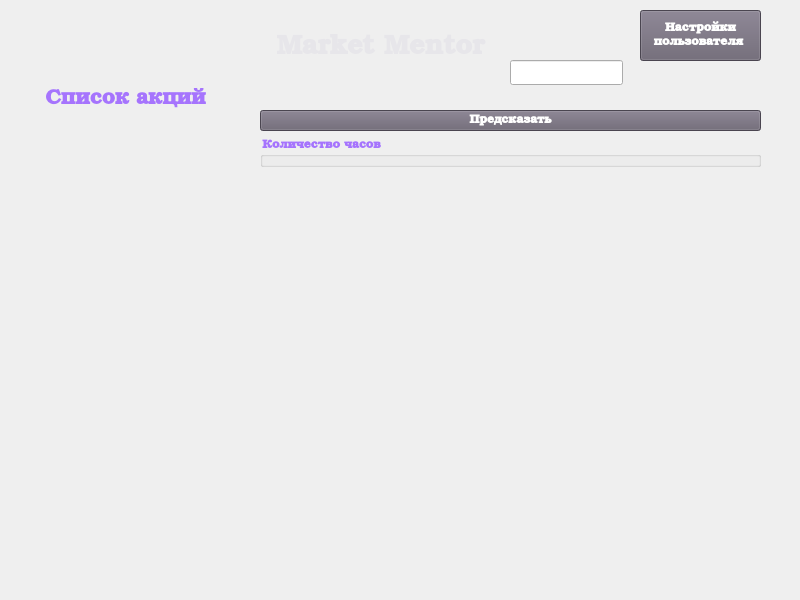
Before: the Qt Designer form gui/project/src/mainwindow.ui in cpp-park-vk-education/2023_1_HAC, drawn with Qt 5.
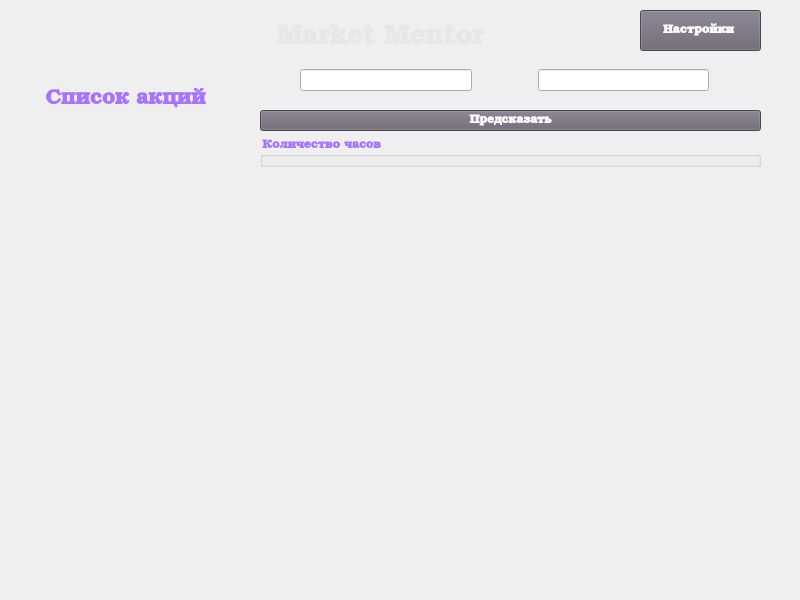
After: the same form once the commit is applied. Custom widgets are drawn as their Qt base class.

What changed in the file:
```diff
--- a/gui/project/src/mainwindow.ui
+++ b/gui/project/src/mainwindow.ui
@@ -35,7 +35,7 @@
    <property name="geometry">
     <rect>
      <x>270</x>
-     <y>10</y>
+     <y>0</y>
      <width>221</width>
      <height>81</height>
     </rect>
@@ -187,7 +187,7 @@
      <x>640</x>
      <y>10</y>
      <width>121</width>
-     <height>51</height>
+     <height>41</height>
     </rect>
    </property>
    <property name="font">
@@ -208,8 +208,7 @@
 }</string>
    </property>
    <property name="text">
-    <string>Настройки
-пользователя </string>
+    <string>Настройки </string>
    </property>
   </widget>
   <widget class="QLabel" name="label_2">
@@ -236,15 +235,47 @@
     <string>&lt;html&gt;&lt;head/&gt;&lt;body&gt;&lt;p align=&quot;center&quot;&gt;&lt;span style=&quot; font-size:16pt; color: #A674FD&quot;&gt;Список акций&lt;/span&gt;&lt;/p&gt;&lt;/body&gt;&lt;/html&gt;</string>
    </property>
   </widget>
-  <widget class="QLineEdit" name="lineEdit">
+  <widget class="QWidget" name="horizontalLayoutWidget">
    <property name="geometry">
     <rect>
-     <x>510</x>
+     <x>300</x>
      <y>60</y>
-     <width>113</width>
-     <height>25</height>
+     <width>409</width>
+     <height>41</height>
     </rect>
    </property>
+   <layout class="QHBoxLayout" name="horizontalLayout">
+    <item>
+     <widget class="QLineEdit" name="lineEdit_2">
+      <property name="whatsThis">
+       <string>&lt;html&gt;&lt;head/&gt;&lt;body&gt;&lt;p align=&quot;center&quot;&gt;&lt;br/&gt;&lt;/p&gt;&lt;/body&gt;&lt;/html&gt;</string>
+      </property>
+     </widget>
+    </item>
+    <item>
+     <spacer name="horizontalSpacer">
+      <property name="orientation">
+       <enum>Qt::Horizontal</enum>
+      </property>
+      <property name="sizeType">
+       <enum>QSizePolicy::Fixed</enum>
+      </property>
+      <property name="sizeHint" stdset="0">
+       <size>
+        <width>60</width>
+        <height>20</height>
+       </size>
+      </property>
+     </spacer>
+    </item>
+    <item>
+     <widget class="QLineEdit" name="lineEdit">
+      <property name="whatsThis">
+       <string>&lt;html&gt;&lt;head/&gt;&lt;body&gt;&lt;p align=&quot;center&quot;&gt;&lt;br/&gt;&lt;/p&gt;&lt;/body&gt;&lt;/html&gt;</string>
+      </property>
+     </widget>
+    </item>
+   </layout>
   </widget>
  </widget>
  <customwidgets>
```
Left out of the diff: 26 changed lines with no effect on the pictures.
